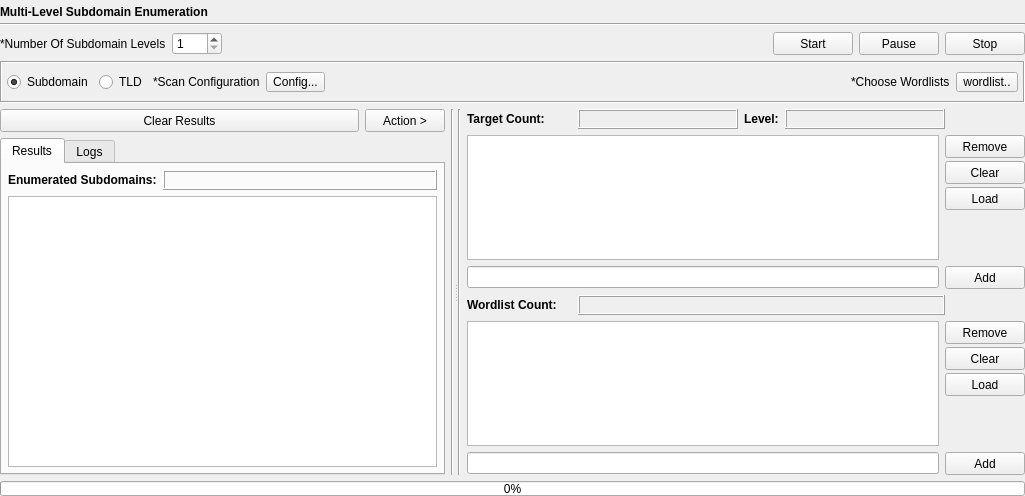
Qt form gui/src/engines/level/Level.ui (3nock/OTE) before a commit.
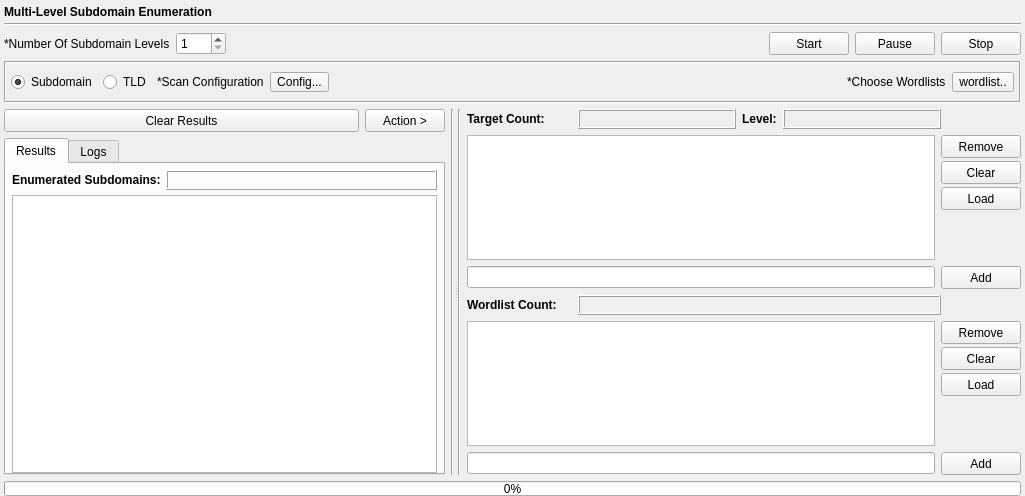
The same form after that commit.

What changed in the file:
```diff
--- a/gui/src/engines/level/Level.ui
+++ b/gui/src/engines/level/Level.ui
@@ -21,13 +21,13 @@
     <number>6</number>
    </property>
    <property name="leftMargin">
-    <number>0</number>
+    <number>4</number>
    </property>
    <property name="topMargin">
     <number>5</number>
    </property>
    <property name="rightMargin">
-    <number>0</number>
+    <number>4</number>
    </property>
    <property name="bottomMargin">
     <number>0</number>
@@ -379,6 +379,9 @@
              <string>Results</string>
             </attribute>
             <layout class="QVBoxLayout" name="verticalLayout_21">
+             <property name="spacing">
+              <number>5</number>
+             </property>
              <property name="leftMargin">
               <number>6</number>
              </property>
@@ -389,7 +392,7 @@
               <number>6</number>
              </property>
              <property name="bottomMargin">
-              <number>6</number>
+              <number>0</number>
              </property>
              <item>
               <layout class="QHBoxLayout" name="horizontalLayout_19">
```
